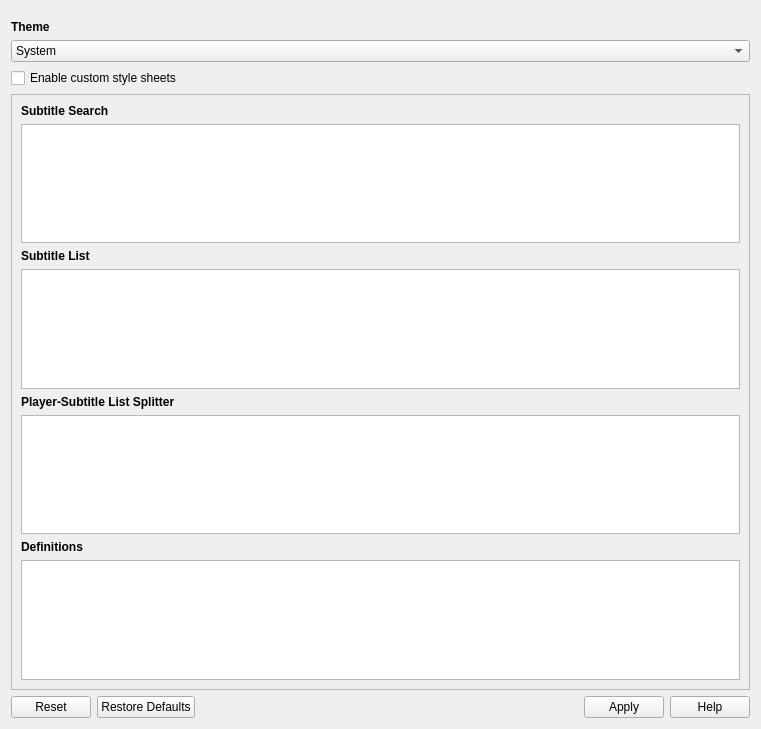
Before: the Qt Designer form src/gui/widgets/interfacesettings.ui in ripose-jp/Memento, drawn with Qt 5.
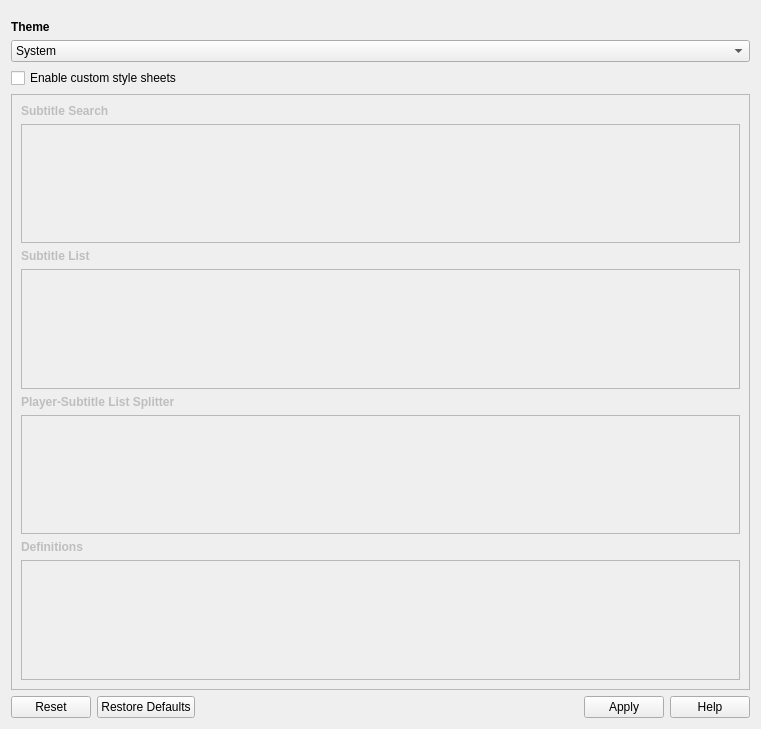
After: the same form once the commit is applied.

```diff
--- a/src/gui/widgets/interfacesettings.ui
+++ b/src/gui/widgets/interfacesettings.ui
@@ -82,6 +82,9 @@
        </item>
        <item>
         <widget class="QFrame" name="frameStyleSheets">
+         <property name="enabled">
+          <bool>false</bool>
+         </property>
          <property name="frameShape">
           <enum>QFrame::StyledPanel</enum>
          </property>
```
